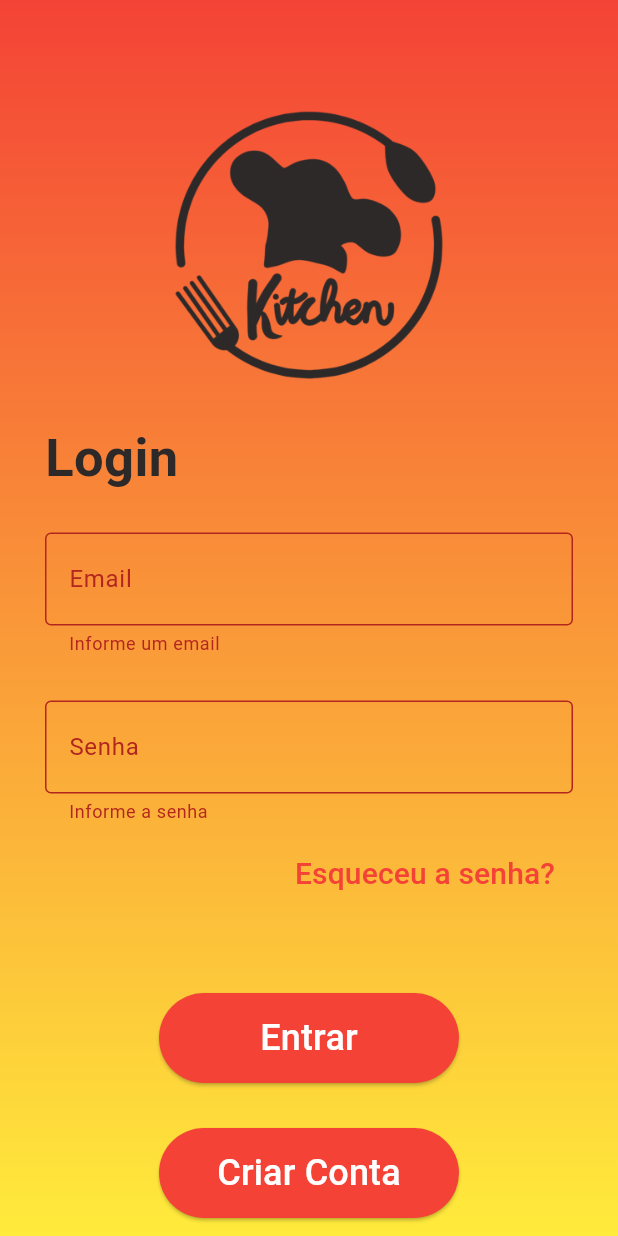
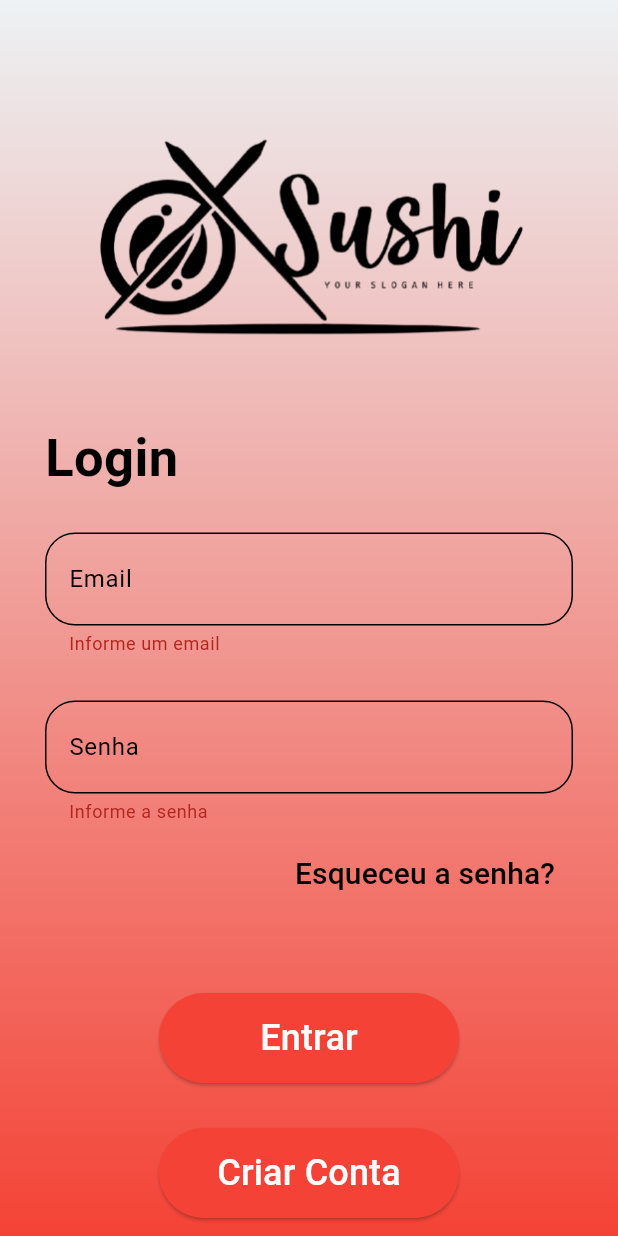
Before and after one commit to vinicius02xavier/projeto_p1, a Flutter app: the screen it shows after launch, after a tap on "Entrar", on a phone screen of 412 x 824 dp. Run offline on Flutter 3.47's test engine with Material 3 defaults, Android fonts, the phone set to English and light mode, and no system bars; our stand-ins replace device_preview.

Commit message:
PRIMEIRAS ALTERAÇÕES

```diff
--- a/lib/login.dart
+++ b/lib/login.dart
@@ -5,7 +5,8 @@ import 'package:flutter/material.dart';
 import 'package:projeto_p1/main.dart';
 
 void main() {
-  runApp(DevicePreview(
+  runApp(
+    DevicePreview(
       enabled: true,
       builder: (context) => const MainApp(),
     ),
@@ -32,7 +33,7 @@ class _TelaLoginState extends State<TelaLogin> {
           gradient: LinearGradient(
             begin: Alignment.topCenter,
             end: Alignment.bottomCenter,
-            colors: [Colors.red, Colors.yellow],
+            colors: [Color(0xFFedf2f4), Colors.red],
           ),
         ),
 
@@ -45,18 +46,12 @@ class _TelaLoginState extends State<TelaLogin> {
                 Align(
                   alignment: Alignment.topCenter,
                 ),
-
-                SizedBox(height: 35),
-
                 Image.asset(
-                  'Images/logo.png',
-                  color: Color(0xff2e2929),
-                  width: 200,
-                  height: 200,
-                  fit: BoxFit.contain,
+                  'Images/logojapa.png.png',
+                  color: Colors.black,
+                  width: 300,
+                  height: 250,
                 ),
-
-                SizedBox(height: 15),
 
                 Align(
                   alignment: Alignment.centerLeft,
@@ -65,7 +60,7 @@ class _TelaLoginState extends State<TelaLogin> {
                     style: TextStyle(
                       fontSize: 35,
                       fontWeight: FontWeight.bold,
-                      color: Color(0xff2e2929),
+                      color: Colors.black,
                     ),
                   ),
                 ),
@@ -76,11 +71,31 @@ class _TelaLoginState extends State<TelaLogin> {
                   controller: txtEmail,
                   decoration: InputDecoration(
                     labelText: 'Email',
+                    labelStyle: TextStyle(
+                      color: Colors.black,
+                    ),
                     border: OutlineInputBorder(),
+                    enabledBorder: OutlineInputBorder(
+                      borderSide: BorderSide(color: Colors.black),
+                      borderRadius: BorderRadius.all(Radius.circular(20.0)),
+                    ),
+                    focusedBorder: OutlineInputBorder(
+                      borderSide: BorderSide(color: Colors.black),
+                      borderRadius: BorderRadius.all(Radius.circular(20.0)),
+                    ),
+                    errorBorder: OutlineInputBorder(
+                      borderSide: BorderSide(color: Colors.black),
+                      borderRadius: BorderRadius.all(Radius.circular(20.0)),
+                    ),
+                    focusedErrorBorder: OutlineInputBorder(
+                      borderSide: BorderSide(color: Colors.black),
+                      borderRadius: BorderRadius.all(Radius.circular(20.0)),
+                    ),
                     hintText: 'Informe o seu email',
                   ),
                   style: TextStyle(
                     fontSize: 20,
+                    color: Colors.black,
                   ),
                   keyboardType: TextInputType.emailAddress,
                   validator: (value) {
@@ -101,28 +116,36 @@ class _TelaLoginState extends State<TelaLogin> {
                   controller: txtSenha,
                   decoration: InputDecoration(
                     labelText: 'Senha',
+                    labelStyle: TextStyle(
+                      color: Colors.black,
+                    ),
                     border: OutlineInputBorder(),
+                    enabledBorder: OutlineInputBorder(
+                      borderSide: BorderSide(color: Colors.black),
+                      borderRadius: BorderRadius.all(Radius.circular(20.0)),
+                    ),
+                    focusedBorder: OutlineInputBorder(
+                      borderSide: BorderSide(color: Colors.black),
+                      borderRadius: BorderRadius.all(Radius.circular(20.0)),
+                    ),
+                    errorBorder: OutlineInputBorder(
+                      borderSide: BorderSide(color: Colors.black),
+                      borderRadius: BorderRadius.all(Radius.circular(20.0)),
+                    ),
+                    focusedErrorBorder: OutlineInputBorder(
+                      borderSide: BorderSide(color: Colors.black),
+                      borderRadius: BorderRadius.all(Radius.circular(20.0)),
+                    ),
                     hintText: 'Informe a sua senha',
                   ),
                   style: TextStyle(
                     fontSize: 20,
+                    color: Colors.black,
                   ),
                   obscureText: true,
                   validator: (value) {
                     if (value == null || value.isEmpty) {
                       return 'Informe a senha';
-                    }
-                    if (value.length < 6) {
-                      return 'A senha deve ter pelo menos 6 caracteres';
-                    }
-                    if (!RegExp(r'[A-Z]').hasMatch(value)) {
-                      return 'A senha deve ter pelo menos uma letra maiúscula';
-                    }
-                    if (!RegExp(r'[0-9]').hasMatch(value)) {
-                      return 'A senha deve ter pelo menos um número';
-                    }
-                    if (!RegExp(r'[!@#$%^&*(),.?":{}|<>]').hasMatch(value)) {
-                      return 'A senha deve ter pelo menos um caractere especial';
                     }
                     return null;
                   },
@@ -136,10 +159,11 @@ class _TelaLoginState extends State<TelaLogin> {
                     onPressed: () {
                       //Ir para tela Esqueci Minha Senha
                     },
+                    style: ButtonStyle(),
                     child: Text(
                       'Esqueceu a senha?',
                       style: TextStyle(
-                        color: Colors.red,
+                        color: Colors.black,
                         fontSize: 20,
                       ),
                     ),
@@ -193,3 +217,18 @@ class _TelaLoginState extends State<TelaLogin> {
     );
   }
 }
+
+
+
+                    /*if (value.length < 6) {
+                      return 'A senha deve ter pelo menos 6 caracteres';
+                    }
+                    if (!RegExp(r'[A-Z]').hasMatch(value)) {
+                      return 'A senha deve ter pelo menos uma letra maiúscula';
+                    }
+                    if (!RegExp(r'[0-9]').hasMatch(value)) {
+                      return 'A senha deve ter pelo menos um número';
+                    }
+                    if (!RegExp(r'[!@#$%^&*(),.?":{}|<>]').hasMatch(value)) {
+                      return 'A senha deve ter pelo menos um caractere especial';
+                    }*/
--- a/pubspec.yaml
+++ b/pubspec.yaml
@@ -19,4 +19,4 @@ dev_dependencies:
 flutter:
   uses-material-design: true
   assets:
-    - Images/logo.png
+    - Images/logojapa.png.png
```
Also changed, not shown: Images/logo.png (deleted), Images/logojapa.png.png (added).
